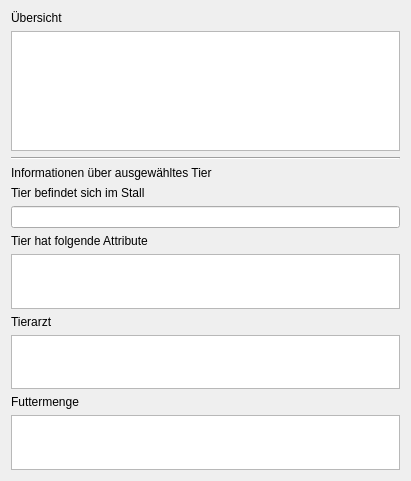
t-script/DBS-Bauer, file DBS-Bauer/tierwidget.ui: the form before one commit.
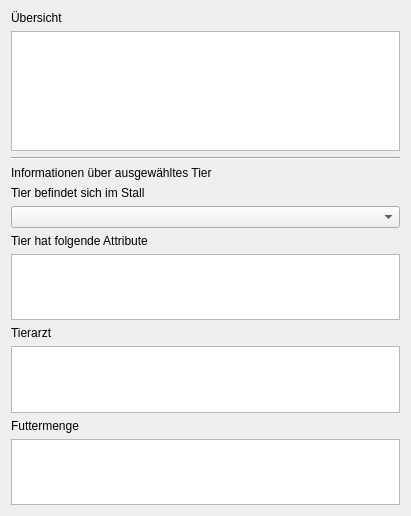
The form after the commit.

Diff of the .ui file:
```diff
--- a/DBS-Bauer/tierwidget.ui
+++ b/DBS-Bauer/tierwidget.ui
@@ -7,7 +7,7 @@
     <x>0</x>
     <y>0</y>
     <width>411</width>
-    <height>481</height>
+    <height>516</height>
    </rect>
   </property>
   <property name="windowTitle">
@@ -53,7 +53,7 @@
     </widget>
    </item>
    <item>
-    <widget class="QLineEdit" name="lineStall"/>
+    <widget class="QComboBox" name="comboStall"/>
    </item>
    <item>
     <widget class="QLabel" name="label_6">
```
